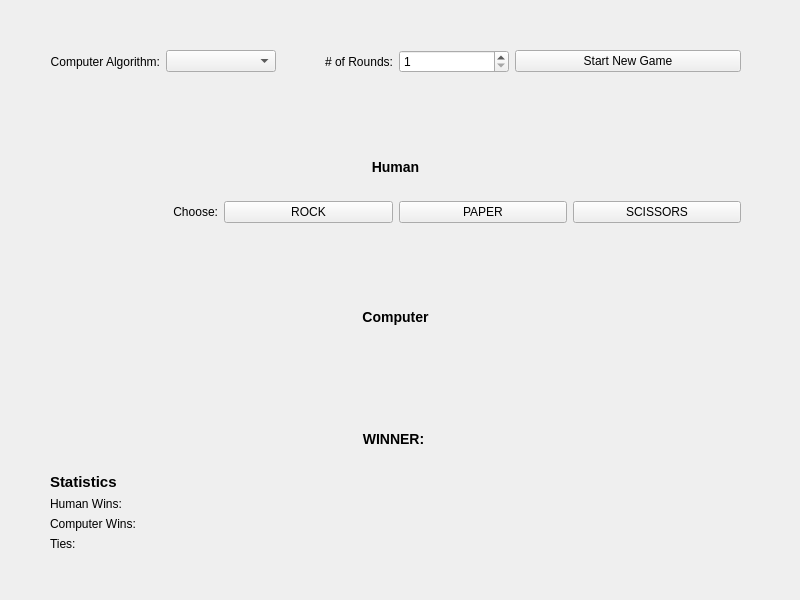
Qt form rps_gui.ui (shahchayan9/Rock-Paper-Scissor) before a commit.
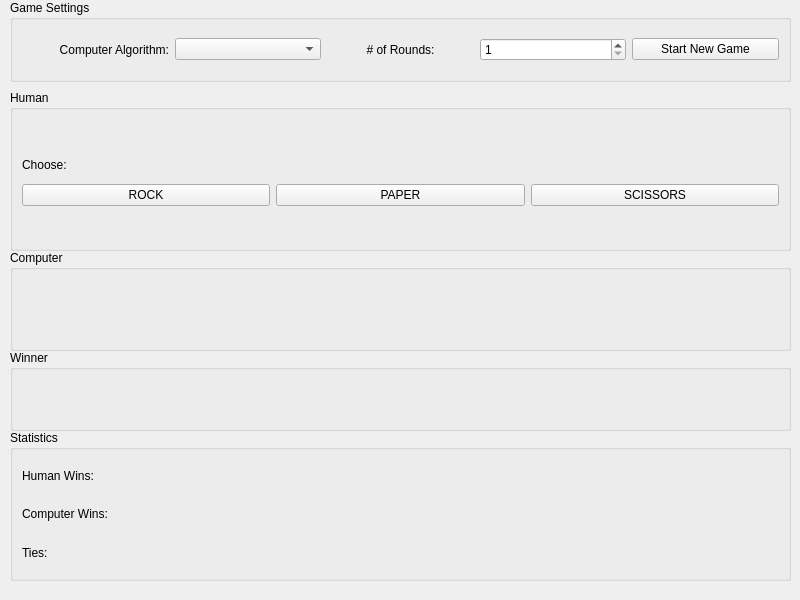
The same form after that commit.

```diff
--- a/rps_gui.ui
+++ b/rps_gui.ui
@@ -16,19 +16,20 @@
   <property name="autoFillBackground">
    <bool>true</bool>
   </property>
-  <widget class="QWidget" name="layoutWidget">
+  <widget class="QGroupBox" name="group_box_game_settings">
    <property name="geometry">
     <rect>
-     <x>50</x>
-     <y>50</y>
-     <width>691</width>
-     <height>501</height>
+     <x>10</x>
+     <y>0</y>
+     <width>781</width>
+     <height>82</height>
     </rect>
    </property>
+   <property name="title">
+    <string>Game Settings</string>
+   </property>
    <layout class="QVBoxLayout" name="verticalLayout_2">
     <item>
-     <layout class="QHBoxLayout" name="horizontalLayout_3">
-      <item>
        <layout class="QHBoxLayout" name="horizontalLayout">
         <item>
          <widget class="QLabel" name="label_algo">
@@ -41,19 +42,19 @@
          </widget>
         </item>
         <item>
-         <widget class="QComboBox" name="combo_box_algo"/>
-        </item>
-       </layout>
-      </item>
-      <item>
-       <layout class="QHBoxLayout" name="horizontalLayout_2">
+       <widget class="QComboBox" name="combo_box_algo">
+        <property name="placeholderText">
+         <string/>
+        </property>
+       </widget>
+      </item>
         <item>
          <widget class="QLabel" name="label_num_of_rounds">
           <property name="text">
            <string># of Rounds:</string>
           </property>
           <property name="alignment">
-           <set>Qt::AlignmentFlag::AlignRight|Qt::AlignmentFlag::AlignTrailing|Qt::AlignmentFlag::AlignVCenter</set>
+         <set>Qt::AlignmentFlag::AlignCenter</set>
           </property>
          </widget>
         </item>
@@ -67,8 +68,6 @@
           </property>
          </widget>
         </item>
-       </layout>
-      </item>
       <item>
        <widget class="QPushButton" name="push_button_start">
         <property name="text">
@@ -78,6 +77,21 @@
       </item>
      </layout>
     </item>
+   </layout>
+  </widget>
+  <widget class="QGroupBox" name="group_box_human">
+   <property name="geometry">
+    <rect>
+     <x>10</x>
+     <y>90</y>
+     <width>781</width>
+     <height>161</height>
+    </rect>
+   </property>
+   <property name="title">
+    <string>Human</string>
+   </property>
+   <layout class="QVBoxLayout" name="verticalLayout_3">
     <item>
      <widget class="QLabel" name="label_current_round">
       <property name="text">
@@ -92,27 +106,17 @@
      </widget>
     </item>
     <item>
-     <widget class="QLabel" name="label_human">
-      <property name="text">
-       <string>&lt;html&gt;&lt;head/&gt;&lt;body&gt;&lt;h3 align=&quot;center&quot; style=&quot; margin-top:14px; margin-bottom:12px; margin-left:0px; margin-right:0px; -qt-block-indent:0; text-indent:0px;&quot;&gt;&lt;span style=&quot; font-size:large; font-weight:700;&quot;&gt;Human&lt;/span&gt;&lt;/h3&gt;&lt;/body&gt;&lt;/html&gt;</string>
-      </property>
-      <property name="alignment">
-       <set>Qt::AlignmentFlag::AlignCenter</set>
-      </property>
-     </widget>
-    </item>
-    <item>
-     <layout class="QHBoxLayout" name="horizontalLayout_4">
-      <item>
        <widget class="QLabel" name="label_choose">
         <property name="text">
          <string>Choose:</string>
         </property>
         <property name="alignment">
-         <set>Qt::AlignmentFlag::AlignRight|Qt::AlignmentFlag::AlignTrailing|Qt::AlignmentFlag::AlignVCenter</set>
+       <set>Qt::AlignmentFlag::AlignLeading|Qt::AlignmentFlag::AlignLeft|Qt::AlignmentFlag::AlignVCenter</set>
         </property>
        </widget>
       </item>
+    <item>
+     <layout class="QHBoxLayout" name="horizontalLayout_4">
       <item>
        <widget class="QPushButton" name="push_button_rock">
         <property name="text">
@@ -146,10 +150,34 @@
       </property>
      </widget>
     </item>
+   </layout>
+  </widget>
+  <widget class="QGroupBox" name="group_box_computer">
+   <property name="geometry">
+    <rect>
+     <x>10</x>
+     <y>250</y>
+     <width>781</width>
+     <height>101</height>
+    </rect>
+   </property>
+   <property name="title">
+    <string>Computer</string>
+   </property>
+   <widget class="QWidget" name="layoutWidget">
+    <property name="geometry">
+     <rect>
+      <x>14</x>
+      <y>37</y>
+      <width>751</width>
+      <height>51</height>
+     </rect>
+    </property>
+    <layout class="QVBoxLayout" name="verticalLayout_4">
     <item>
-     <widget class="QLabel" name="label_computer">
+      <widget class="QLabel" name="label_computer_prediction">
       <property name="text">
-       <string>&lt;html&gt;&lt;head/&gt;&lt;body&gt;&lt;h3 align=&quot;center&quot; style=&quot; margin-top:14px; margin-bottom:12px; margin-left:0px; margin-right:0px; -qt-block-indent:0; text-indent:0px;&quot;&gt;&lt;span style=&quot; font-size:large; font-weight:700;&quot;&gt;Computer&lt;/span&gt;&lt;/h3&gt;&lt;/body&gt;&lt;/html&gt;</string>
+        <string/>
       </property>
       <property name="alignment">
        <set>Qt::AlignmentFlag::AlignCenter</set>
@@ -159,29 +187,57 @@
     <item>
      <widget class="QLabel" name="label_computer_choice">
       <property name="text">
-       <string/>
+        <string>&lt;html&gt;&lt;head/&gt;&lt;body&gt;&lt;h3 style=&quot;-qt-paragraph-type:empty; margin-top:14px; margin-bottom:12px; margin-left:0px; margin-right:0px; -qt-block-indent:0; text-indent:0px; font-size:large; font-weight:700;&quot;&gt;&lt;br/&gt;&lt;/h3&gt;&lt;/body&gt;&lt;/html&gt;</string>
       </property>
       <property name="alignment">
        <set>Qt::AlignmentFlag::AlignCenter</set>
       </property>
      </widget>
     </item>
-    <item>
+    </layout>
+   </widget>
+  </widget>
+  <widget class="QGroupBox" name="group_box_winner">
+   <property name="geometry">
+    <rect>
+     <x>10</x>
+     <y>350</y>
+     <width>781</width>
+     <height>81</height>
+    </rect>
+   </property>
+   <property name="title">
+    <string>Winner</string>
+   </property>
      <widget class="QLabel" name="label_winner">
+    <property name="geometry">
+     <rect>
+      <x>10</x>
+      <y>30</y>
+      <width>761</width>
+      <height>24</height>
+     </rect>
+    </property>
       <property name="text">
-       <string>&lt;html&gt;&lt;head/&gt;&lt;body&gt;&lt;h3 align=&quot;center&quot; style=&quot; margin-top:14px; margin-bottom:12px; margin-left:0px; margin-right:0px; -qt-block-indent:0; text-indent:0px;&quot;&gt;&lt;span style=&quot; font-size:large; font-weight:700;&quot;&gt;WINNER: &lt;/span&gt;&lt;/h3&gt;&lt;/body&gt;&lt;/html&gt;</string>
-      </property>
-     </widget>
-    </item>
+     <string>&lt;html&gt;&lt;head/&gt;&lt;body&gt;&lt;p align=&quot;center&quot;&gt;&lt;br/&gt;&lt;/p&gt;&lt;/body&gt;&lt;/html&gt;</string>
+    </property>
+   </widget>
+  </widget>
+  <widget class="QGroupBox" name="group_box_stats">
+   <property name="geometry">
+    <rect>
+     <x>10</x>
+     <y>430</y>
+     <width>781</width>
+     <height>151</height>
+    </rect>
+   </property>
+   <property name="title">
+    <string>Statistics</string>
+   </property>
+   <layout class="QVBoxLayout" name="verticalLayout_5">
     <item>
      <layout class="QVBoxLayout" name="verticalLayout">
-      <item>
-       <widget class="QLabel" name="label_stats">
-        <property name="text">
-         <string>&lt;html&gt;&lt;head/&gt;&lt;body&gt;&lt;p&gt;&lt;span style=&quot; font-size:11pt; font-weight:700;&quot;&gt;Statistics&lt;/span&gt;&lt;/p&gt;&lt;/body&gt;&lt;/html&gt;</string>
-        </property>
-       </widget>
-      </item>
       <item>
        <widget class="QLabel" name="label_human_wins">
         <property name="text">
```
Lines whose indentation alone changed are shown as unchanged.
